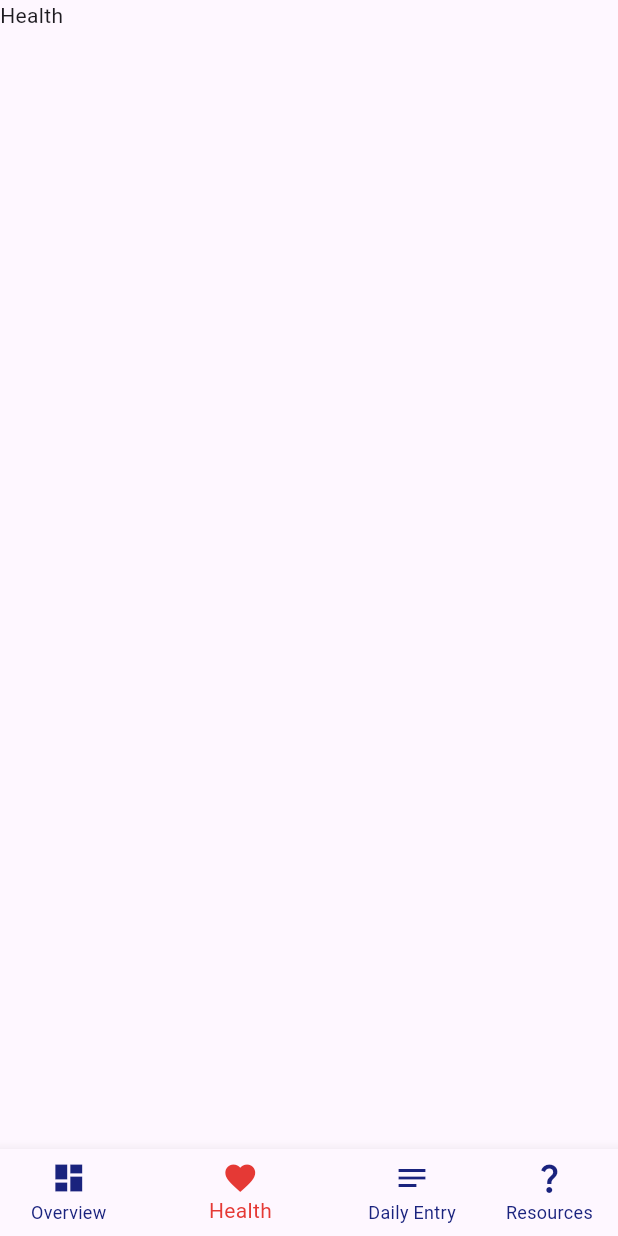
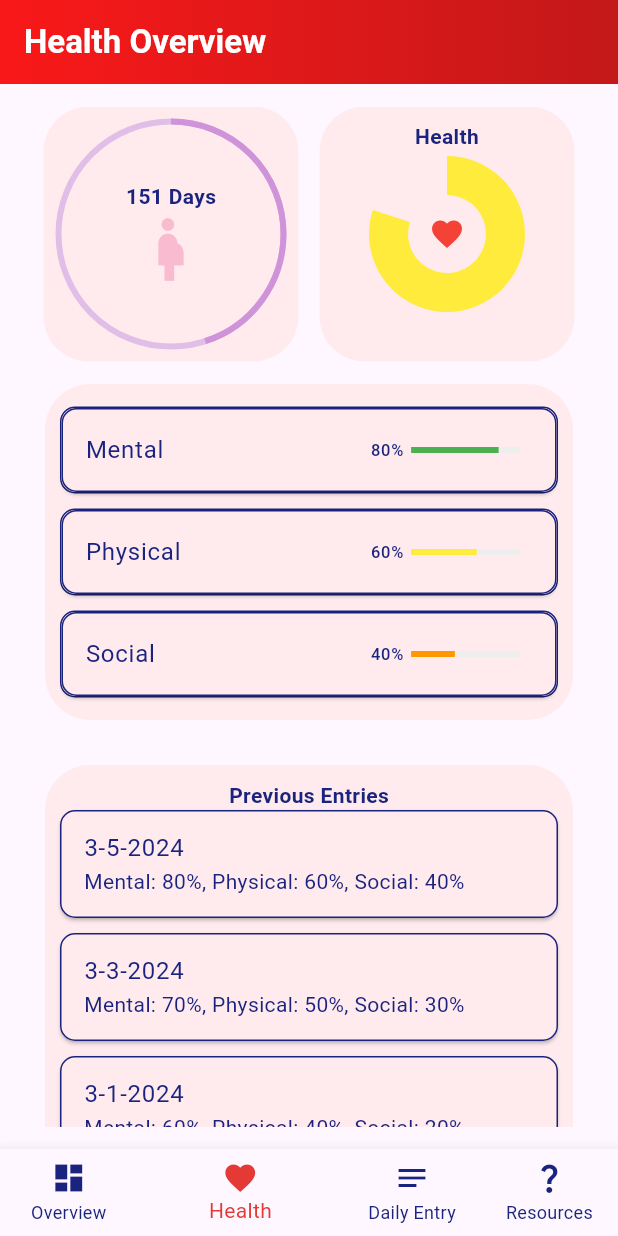
Before and after one commit to MatthewBertello/chd_app, a Flutter app: the screen it shows after launch, item 2 of the bottom bar chosen, on a phone screen of 412 x 824 dp. Run offline on Flutter 3.47's test engine with Material 3 defaults, Android fonts, the phone set to English and light mode, and no system bars; our stand-ins replace syncfusion_flutter_charts; missing offline and left inert: postgres.

Commit message:
Add the daily info and health monitoring pages

```diff
--- a/lib/dailyInfo.dart
+++ b/lib/dailyInfo.dart
@@ -1 +1,141 @@
-// Someone else edits this page
+import 'package:flutter/material.dart';
+
+class DailyInfoWidget extends StatefulWidget {
+  const DailyInfoWidget({super.key});
+
+  @override
+  State<DailyInfoWidget> createState() => _DailyInfoWidgetState();
+}
+
+class _DailyInfoWidgetState extends State<DailyInfoWidget> {
+  List<Map<String, String>> items = [
+    {'category': 'Select a category'}
+  ];
+
+  List<TextEditingController> controllers = [];
+
+  List<String> categories = [
+    'Select a category',
+    'Water intake (cups)',
+    'Sleep (hours)',
+    'Fruit intake (servings)',
+  ];
+  @override
+  Widget build(BuildContext context) {
+    return Scaffold(
+      appBar: buildAppBar(context),
+      body: Column(
+        children: [
+          Expanded(
+            child: Padding(
+              padding: const EdgeInsets.all(15.0),
+              child: SingleChildScrollView(
+                child: Column(
+                  mainAxisAlignment: MainAxisAlignment.start,
+                  children: [
+                    buildInputs(context),
+                  ],
+                ),
+              ),
+            ),
+          ),
+          Padding(
+            padding: const EdgeInsets.all(15.0),
+            child: ElevatedButton(
+              onPressed: () {
+                // Get the values from the text controllers
+                List<String> values =
+                    controllers.map((controller) => controller.text).toList();
+                print(values);
+              },
+              child: const Text('Submit'),
+            ),
+          ),
+        ],
+      ),
+      floatingActionButton: FloatingActionButton(
+        onPressed: () {
+          setState(() {
+            items.add({'category': categories[0]});
+          });
+        },
+        child: const Icon(Icons.add),
+      ),
+    );
+  }
+
+  // Builds the app bar
+  AppBar buildAppBar(BuildContext context) {
+    return AppBar(
+      title: const Text("Info Entry",
+          style: TextStyle(color: Colors.white, fontWeight: FontWeight.bold)),
+      flexibleSpace: Container(
+          decoration: BoxDecoration(
+              // Gives the app bar a gradient red color
+              gradient: LinearGradient(colors: <Color>[
+        const Color.fromARGB(255, 249, 0, 0).withOpacity(0.9),
+        const Color.fromARGB(223, 189, 0, 0).withOpacity(0.9)
+      ]))),
+    );
+  }
+
+  Widget buildInputs(BuildContext context) {
+    return Column(
+      children: items.map((item) {
+        int index = items.indexOf(item);
+        TextEditingController controller = TextEditingController();
+        controllers.add(controller);
+        return Column(
+          children: [
+            Row(
+              mainAxisAlignment: MainAxisAlignment.spaceBetween,
+              children: [
+                DropdownButton<String>(
+                  value: item['category'],
+                  onChanged: (String? newValue) {
+                    setState(() {
+                      item['category'] = newValue!;
+                    });
+                  },
+                  items:
+                      categories.map<DropdownMenuItem<String>>((String value) {
+                    return DropdownMenuItem<String>(
+                      value: value,
+                      child: Text(value),
+                    );
+                  }).toList(),
+                ),
+                items.length > 1
+                    ? IconButton(
+                        icon: const Icon(Icons.delete),
+                        onPressed: () {
+                          setState(() {
+                            items.removeAt(index);
+                            controllers.removeAt(index);
+                          });
+                        },
+                      )
+                    : Container(),
+              ],
+            ),
+            TextField(
+              controller: controller,
+              decoration: InputDecoration(
+                hintText: 'Enter value',
+                border: OutlineInputBorder(
+                  borderRadius: BorderRadius.circular(10.0),
+                  borderSide: BorderSide(color: Colors.indigo[900]!, width: 1),
+                ),
+              ),
+              style: TextStyle(
+                color: Colors.indigo[900],
+              ),
+            ),
+
+            const Divider(color: Colors.grey), // Add a divider between each item
+          ],
+        );
+      }).toList(),
+    );
+  }
+}
--- a/lib/healthMonitering.dart
+++ b/lib/healthMonitering.dart
@@ -0,0 +1,325 @@
+import 'package:chd_app/test_model.dart';
+import 'package:flutter/material.dart';
+import 'shareScreen.dart';
+import 'package:provider/provider.dart';
+import 'settings.dart';
+import 'package:syncfusion_flutter_charts/charts.dart';
+
+class HealthWidget extends StatelessWidget {
+  const HealthWidget({super.key, required this.model});
+  final TestModel model;
+
+  @override
+  @override
+  Widget build(BuildContext context) {
+    return Scaffold(
+        appBar: buildAppBar(context),
+        body: Padding(
+          padding: const EdgeInsets.all(15.0),
+          child: SingleChildScrollView(
+            // Add this
+            child: Column(
+              mainAxisAlignment: MainAxisAlignment.start,
+              children: [
+                Row(
+                    mainAxisAlignment: MainAxisAlignment.spaceEvenly,
+                    children: [
+                      buildPregnancyCountDown(
+                          context), // Build and display the pregnancy countdown
+                      buildHealthMeter(
+                          context) // Build and display the health meter
+                    ]),
+                // Display the category summary
+                Padding(
+                    padding: const EdgeInsets.all(15.0),
+                    child: buildCategorySummary(context)),
+                // Display the previous entries
+                Padding(
+                    padding: const EdgeInsets.all(15.0),
+                    child: buildPreviousEntries(context)),
+              ],
+            ),
+          ),
+        ));
+  }
+
+  Widget buildPreviousEntries(BuildContext context) {
+    // This should be a list view that displays the top 5 previous entries and a show more button. Each entry should have a date, a health meter, and a category summary.
+    // Use hardcoded data for now, will need to get from database later
+    List entries = [
+      {
+        'date': '3-5-2024',
+        'categories': 'Mental: 80%, Physical: 60%, Social: 40%'
+      },
+      {
+        'date': '3-3-2024',
+        'categories': 'Mental: 70%, Physical: 50%, Social: 30%'
+      },
+      {
+        'date': '3-1-2024',
+        'categories': 'Mental: 60%, Physical: 40%, Social: 20%'
+      }
+    ];
+    return Container(
+      padding: const EdgeInsets.all(10.0),
+      decoration: BoxDecoration(
+          color: Colors.red[50],
+          borderRadius: const BorderRadius.all(Radius.circular(30))),
+      child: SizedBox(
+          width: 340,
+          child: Column(children: [
+            Text("Previous Entries",
+                style: TextStyle(
+                    color: Colors.indigo[900], fontWeight: FontWeight.bold)),
+            Column(
+              children: entries.map((entry) {
+                return Container(
+                  margin: const EdgeInsets.only(
+                      bottom: 10.0), // Add space between buttons
+                  child: ElevatedButton(
+                    onPressed: () {
+                      // Add your action for the button here
+                    },
+                    style: ElevatedButton.styleFrom(
+                      backgroundColor: Colors.red[50], // background color
+                      foregroundColor: Colors.indigo[900], // text color
+                      side: BorderSide(
+                          color: Colors.indigo[900]!, width: 1), // border color
+                      shape: RoundedRectangleBorder(
+                        borderRadius: BorderRadius.circular(10.0),
+                      ), // border shape
+                      padding:
+                          EdgeInsets.zero, // Remove padding from the button
+                    ),
+                    child: ListTile(
+                      title: Text(
+                        entry['date'],
+                        style: TextStyle(color: Colors.indigo[900]),
+                      ),
+                      subtitle: Text(
+                        entry['categories'],
+                        style: TextStyle(color: Colors.indigo[900]),
+                      ),
+                    ),
+                  ),
+                );
+              }).toList(),
+            ),
+            SizedBox(
+              width: 340,
+              child: ElevatedButton(
+                onPressed: () {
+                  // Add your action for the button here
+                },
+                child: Text('View All',
+                    style: TextStyle(color: Colors.indigo[900])),
+                style: ElevatedButton.styleFrom(
+                  backgroundColor: Colors.red[50], // background color
+                  foregroundColor: Colors.indigo[900], // text color
+                  side: BorderSide(
+                      color: Colors.indigo[900]!, width: 1), // border color
+                  shape: RoundedRectangleBorder(
+                    borderRadius: BorderRadius.circular(10.0),
+                  ), // border shape
+                ),
+              ),
+            ),
+          ])),
+    );
+  }
+
+  Color getProgressColor(double progress) {
+    if (progress >= 0.8) {
+      return Colors.green;
+    } else if (progress >= 0.6) {
+      return Colors.yellow;
+    } else if (progress >= 0.4) {
+      return Colors.orange;
+    } else {
+      return Colors.red;
+    }
+  }
+
+  Widget buildCategorySummary(BuildContext context) {
+    // A list of categories, hardcoded for now, will need to get it from database later
+    List categories = [
+      {'category': 'Mental', 'progress': 80},
+      {'category': 'Physical', 'progress': 60},
+      {'category': 'Social', 'progress': 40}
+    ];
+    return Container(
+      padding: const EdgeInsets.all(10.0),
+      decoration: BoxDecoration(
+          color: Colors.red[50],
+          borderRadius: const BorderRadius.all(Radius.circular(30))),
+      child: SizedBox(
+          width: 340,
+          child: Column(children: [
+            Column(
+              children: categories.map((category) {
+                double progress = category['progress'] /
+                    100; // Convert the percentage to a double
+                return Container(
+                  margin: const EdgeInsets.symmetric(vertical: 5.0),
+                  decoration: BoxDecoration(
+                    border: Border.all(color: Colors.indigo[900]!),
+                    borderRadius: BorderRadius.circular(10.0),
+                  ),
+                  child: ElevatedButton(
+                    onPressed: () {
+                      // Add your action for the button here
+                    },
+                    style: ElevatedButton.styleFrom(
+                      backgroundColor: Colors.red[50], // background color
+                      foregroundColor: Colors.indigo[900], // text color
+                      side: BorderSide(
+                          color: Colors.indigo[900]!, width: 1), // border color
+                      shape: RoundedRectangleBorder(
+                        borderRadius: BorderRadius.circular(10.0),
+                      ), // border shape
+                      padding:
+                          EdgeInsets.zero, // Remove padding from the button
+                    ),
+                    child: ListTile(
+                      title: Text(category['category'],
+                          style: TextStyle(color: Colors.indigo[900])),
+                      trailing: SizedBox(
+                        width: 100,
+                        child: Row(
+                          children: [
+                            Text(
+                              "${(progress * 100).toInt()}%",
+                              style: TextStyle(color: Colors.indigo[900]),
+                            ),
+                            SizedBox(
+                                width:
+                                    5), // Add some space between the text and the progress bar
+                            Expanded(
+                              child: LinearProgressIndicator(
+                                value: progress,
+                                backgroundColor: Colors.grey[200],
+                                valueColor: AlwaysStoppedAnimation<Color>(
+                                    getProgressColor(progress)),
+                              ),
+                            ),
+                          ],
+                        ),
+                      ),
+                    ),
+                  ),
+                );
+              }).toList(),
+            ),
+          ])),
+    );
+  }
+
+  // Builds the widget for the pregnancy countdown
+  Widget buildPregnancyCountDown(BuildContext context) {
+    return Container(
+      // Widget displaying the count down for the pregnancy
+      padding: const EdgeInsets.all(10.0),
+      decoration: BoxDecoration(
+          color: Colors.red[50],
+          borderRadius: const BorderRadius.all(Radius.circular(30))),
+      child: SizedBox(
+          width: 150,
+          height: 150,
+          child: Stack(
+            fit: StackFit.expand,
+            children: [
+              // Contains the progress indicator and the text inside it
+              CircularProgressIndicator(
+                value: model.countDay() / model.countTotalPregnantDays(),
+                valueColor: AlwaysStoppedAnimation(Colors.purple[200]),
+                backgroundColor: Colors.purple[100],
+              ),
+              Center(
+                  child: Column(
+                      mainAxisAlignment: MainAxisAlignment.center,
+                      children: [
+                    Text("${model.dueDateCountDown()} Days",
+                        style: TextStyle(
+                            color: Colors.indigo[900],
+                            fontWeight: FontWeight.bold)),
+                    Icon(Icons.pregnant_woman,
+                        color: Colors.pink[100], size: 50)
+                  ])),
+            ],
+          )),
+    );
+  }
+
+  // Builds a health meter
+  Widget buildHealthMeter(BuildContext context) {
+    return Container(
+      // Widget displaying the health meter
+      padding: const EdgeInsets.all(10.0),
+      decoration: BoxDecoration(
+          color: Colors.red[50],
+          borderRadius: const BorderRadius.all(Radius.circular(30))),
+      child: SizedBox(
+          width: 150,
+          height: 150,
+          child: Stack(fit: StackFit.expand, children: [
+            SfCircularChart(
+              series: <CircularSeries>[
+                DoughnutSeries<String, Object>(
+                  // Displays the doughnut according to the user's health
+                  dataSource: const [
+                    'Fair',
+                    'Empty' // This represents the remaining 20%
+                  ], // Hardcoded for now, will need to get from database later
+                  xValueMapper: (datum, _) => datum,
+                  yValueMapper: (datum, _) => datum == 'Empty'
+                      ? 0.2
+                      : 0.8, // Here we set the 'Fair' to 80% and 'Empty' to 20%
+                  pointColorMapper: (datum, _) {
+                    switch (datum) {
+                      case 'Excellent':
+                        return Colors.green;
+                      case 'Good':
+                        return Colors.blue;
+                      case 'Fair':
+                        return Colors.yellow;
+                      case 'Poor':
+                        return Colors.orange;
+                      case 'Unhealthy':
+                        return Colors.red;
+                      case 'Empty':
+                        return Colors
+                            .transparent; // This makes the remaining 20% invisible
+                    }
+                    return null;
+                  },
+                  strokeColor: Colors.white,
+                ),
+              ],
+            ),
+            const Icon(
+              Icons.favorite,
+              color: Colors.red,
+            ),
+            Text("Health",
+                textAlign: TextAlign.center,
+                style: TextStyle(
+                    color: Colors.indigo[900], fontWeight: FontWeight.bold))
+          ])),
+    );
+  }
+
+  // Builds the app bar
+  AppBar buildAppBar(BuildContext context) {
+    return AppBar(
+      title: const Text("Health Overview",
+          style: TextStyle(color: Colors.white, fontWeight: FontWeight.bold)),
+      flexibleSpace: Container(
+          decoration: BoxDecoration(
+              // Gives the app bar a gradient red color
+              gradient: LinearGradient(colors: <Color>[
+        const Color.fromARGB(255, 249, 0, 0).withOpacity(0.9),
+        const Color.fromARGB(223, 189, 0, 0).withOpacity(0.9)
+      ]))),
+    );
+  }
+}
--- a/lib/main.dart
+++ b/lib/main.dart
@@ -34,17 +34,17 @@ class _MyAppState extends State<MyApp> {
     ),
     Consumer<TestModel>(
       builder: (context, model, child) {
-        return Text('Health'); // TODO: Call healthmonitering's constructor
+        return HealthWidget(model: model); // TODO: Call healthmonitering's constructor
       },
     ),
     Consumer<TestModel>(
       builder: (context, model, child) {
-        return Text('Daily Entry'); // TODO: Call dailyInfo's constructor
+        return DailyInfoWidget(); // TODO: Call dailyInfo's constructor
       },
     ),
     Consumer<TestModel> (
       builder: (context, model, child) {
-        return Text('Other Info'); // TODO: Call OtherInfo's constructor
+        return OtherInfo(); // TODO: Call OtherInfo's constructor
       }
     )
   ];
```
